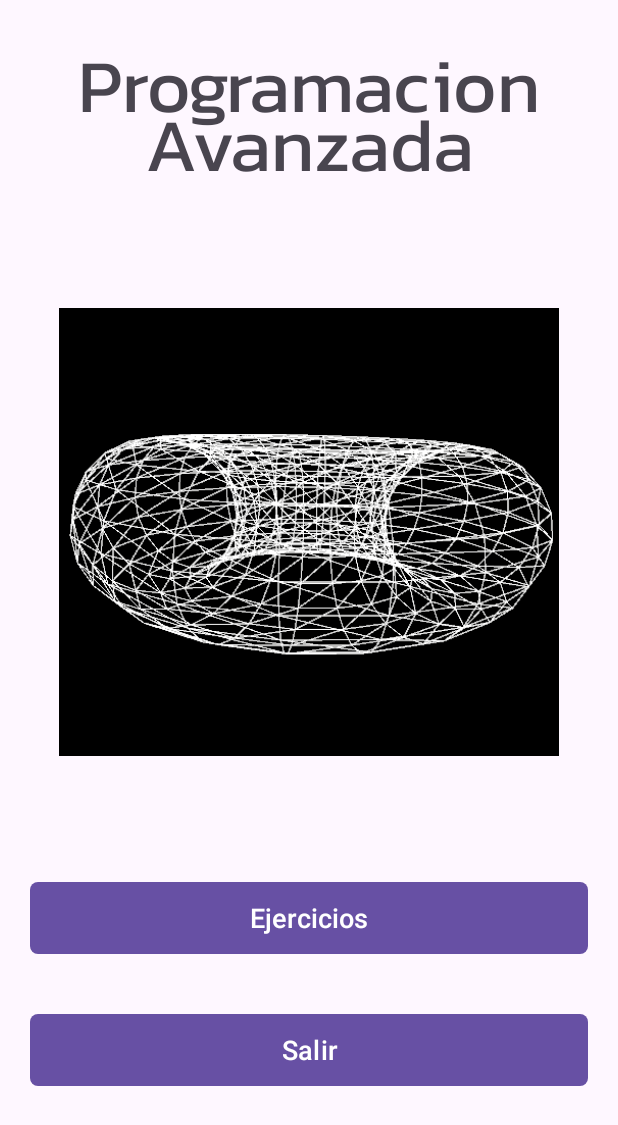
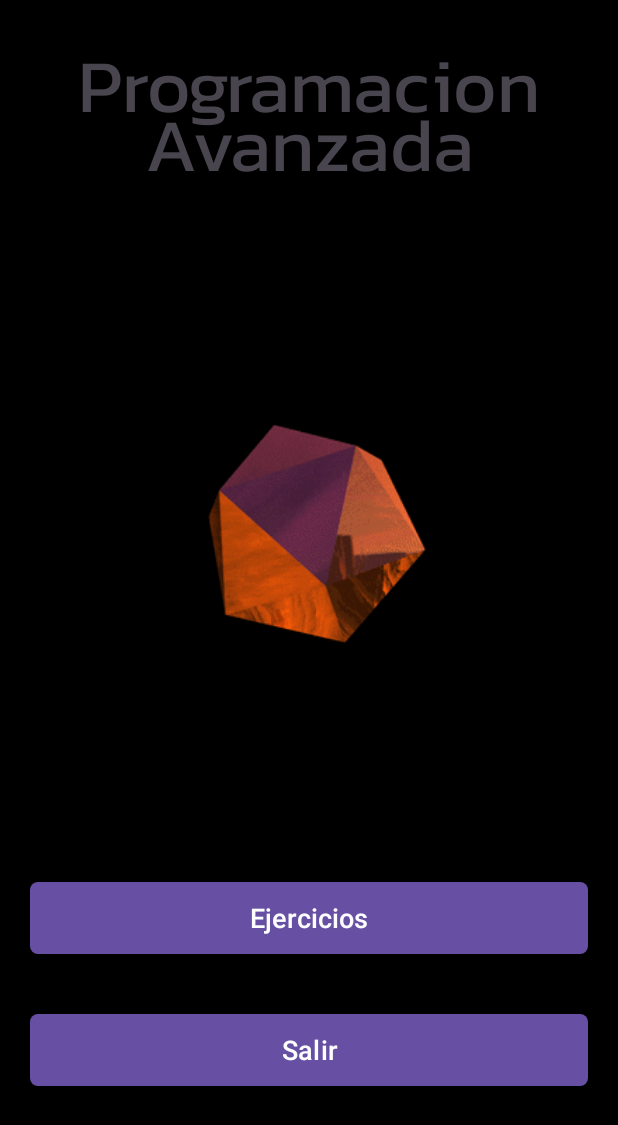
Before and after one commit to kaandradec/AppOpenGLes, an Android app: the screen it shows after launch (PrincipalActivity), on a phone screen of 412 x 824 dp. Shown: the top 1125 px of the screen. Run offline under Robolectric (Android 15) with nearby library versions, the phone set to English and light mode, and no system bars.

Commit message:
update gif image

```diff
--- a/app/src/main/res/layout/layout_principal.xml
+++ b/app/src/main/res/layout/layout_principal.xml
@@ -3,7 +3,8 @@
     xmlns:app="http://schemas.android.com/apk/res-auto"
     xmlns:tools="http://schemas.android.com/tools"
     android:layout_width="match_parent"
-    android:layout_height="match_parent">
+    android:layout_height="match_parent"
+    android:background="#000000">
 
     <TextView
         android:id="@+id/textView"
@@ -25,7 +26,7 @@
     <pl.droidsonroids.gif.GifImageView
         android:layout_width="333dp"
         android:layout_height="300dp"
-        android:src="@drawable/donagif"
+        android:src="@drawable/objetoszoom1"
         app:layout_constraintBottom_toTopOf="@+id/btnEjercicios"
         app:layout_constraintEnd_toEndOf="parent"
         app:layout_constraintStart_toStartOf="parent"
```
Also changed, not shown: app/src/main/res/drawable/objetos.gif (added), app/src/main/res/drawable/objetoszoom1.gif (added).
